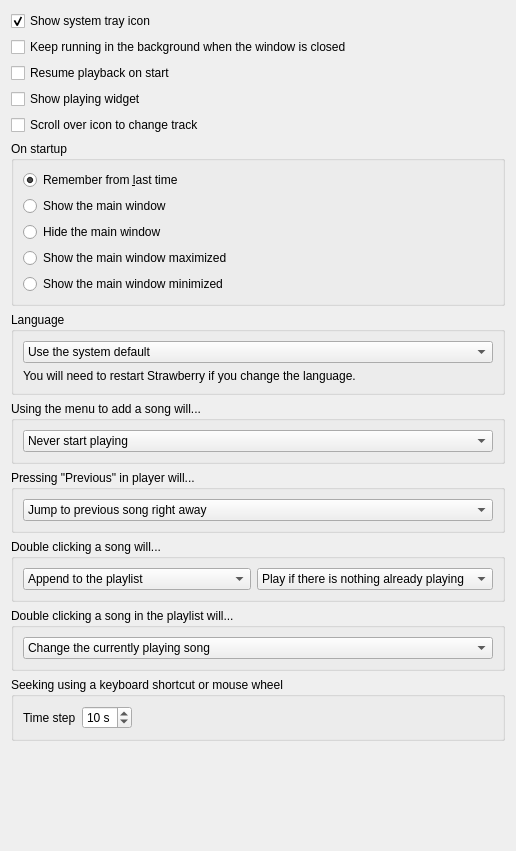
Before: the Qt Designer form src/settings/behavioursettingspage.ui in strawberrymusicplayer/strawberry, drawn with Qt 5.
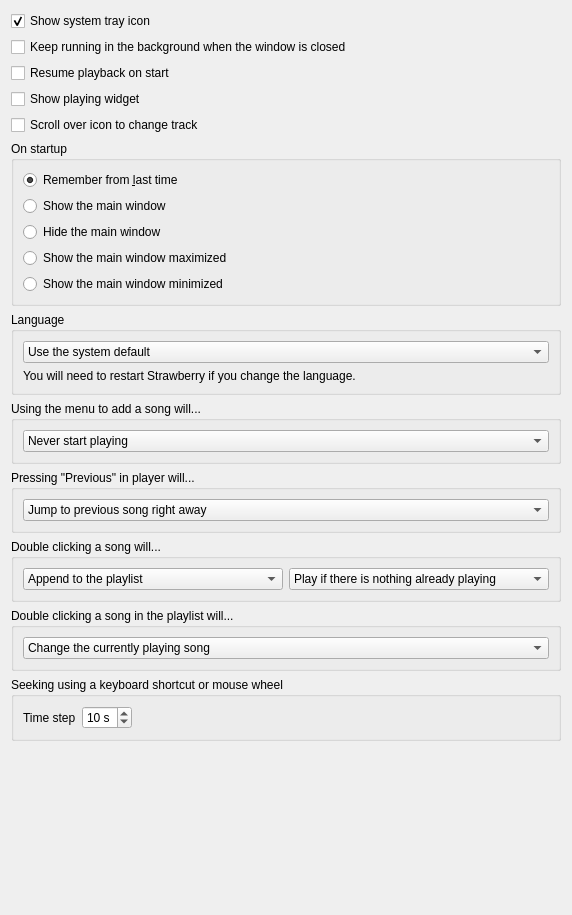
After: the same form once the commit is applied.

Commit message: Adjust width of settingspages

Diff of the .ui file:
```diff
--- a/src/settings/behavioursettingspage.ui
+++ b/src/settings/behavioursettingspage.ui
@@ -6,8 +6,8 @@
    <rect>
     <x>0</x>
     <y>0</y>
-    <width>516</width>
-    <height>851</height>
+    <width>572</width>
+    <height>915</height>
    </rect>
   </property>
   <property name="windowTitle">
```
The commit also changes 13 other files.
